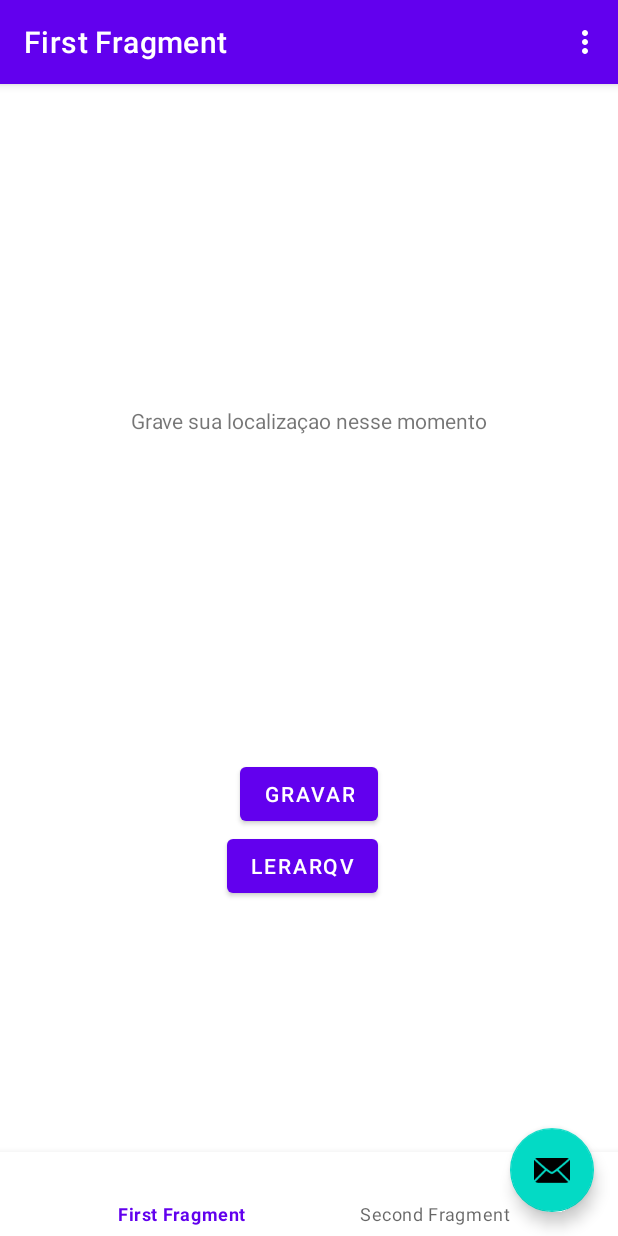
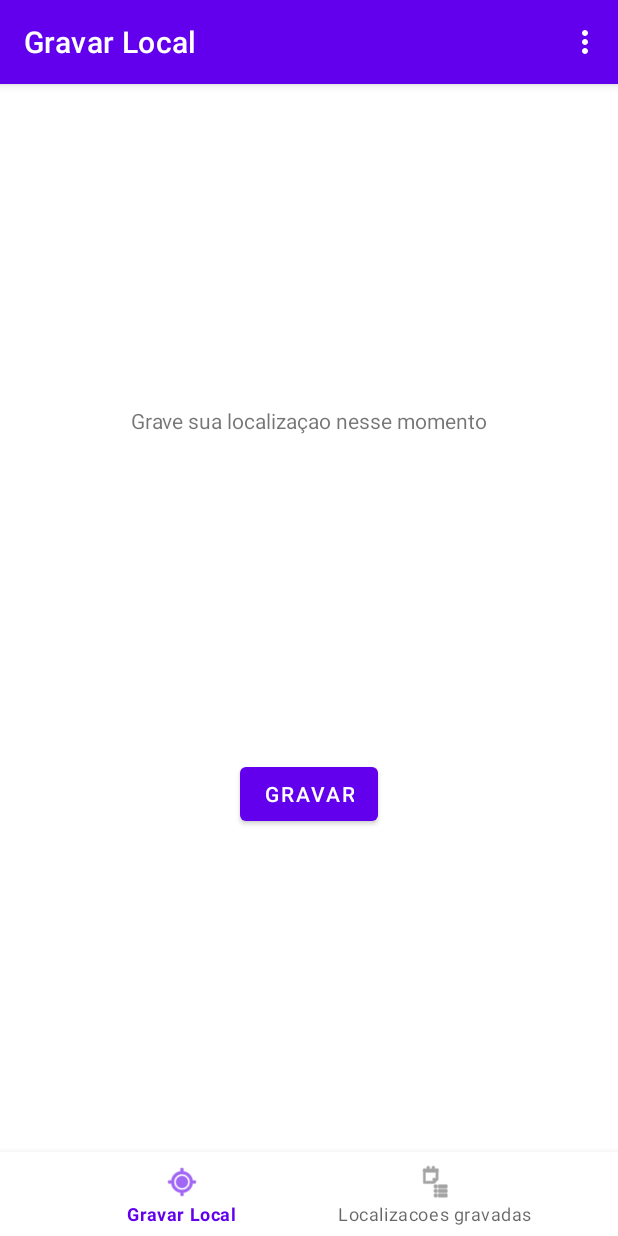
Before and after one commit to ecrseer/mylocations-androidkotlin, an Android app: the screen it shows after launch (MainActivity), on a phone screen of 412 x 824 dp. Run offline under Robolectric (Android 15) with nearby library versions, the phone set to English and light mode, and no system bars; our stand-ins replace navigation-ui.

Commit message:
clear unused

```diff
--- a/app/src/main/AndroidManifest.xml
+++ b/app/src/main/AndroidManifest.xml
@@ -13,6 +13,8 @@
     <uses-permission android:name="android.permission.ACCESS_COARSE_LOCATION" />
     <uses-permission android:name="android.permission.ACCESS_FINE_LOCATION" />
     <uses-permission android:name="android.permission.WRITE_EXTERNAL_STORAGE"></uses-permission>
+    <uses-permission android:name="android.permission.READ_CONTACTS" />
+
     <application
         android:allowBackup="true"
         android:icon="@mipmap/ic_launcher"
--- a/app/src/main/java/infnet/android/smpa_permissao_serv/LocalHoraFragment.kt
+++ b/app/src/main/java/infnet/android/smpa_permissao_serv/LocalHoraFragment.kt
@@ -11,7 +11,6 @@ import android.view.ViewGroup
 import androidx.lifecycle.Observer
 import androidx.lifecycle.ViewModelProvider
 import androidx.lifecycle.get
-import infnet.android.smpa_permissao_serv.placeholder.PlaceholderContent
 
 /**
  * A fragment representing a list of Items.
--- a/app/src/main/java/infnet/android/smpa_permissao_serv/LocalHoraRecyclerViewAdapter.kt
+++ b/app/src/main/java/infnet/android/smpa_permissao_serv/LocalHoraRecyclerViewAdapter.kt
@@ -7,7 +7,6 @@ import android.view.View
 import android.view.ViewGroup
 import android.widget.TextView
 
-import infnet.android.smpa_permissao_serv.placeholder.PlaceholderContent.PlaceholderItem
 import infnet.android.smpa_permissao_serv.databinding.FragmentLocalhoraBinding
 import java.text.SimpleDateFormat
 import java.util.*
--- a/app/src/main/java/infnet/android/smpa_permissao_serv/MainActivity.kt
+++ b/app/src/main/java/infnet/android/smpa_permissao_serv/MainActivity.kt
@@ -1,6 +1,7 @@
 package infnet.android.smpa_permissao_serv
 
 import android.os.Bundle
+import android.provider.ContactsContract
 import com.google.android.material.snackbar.Snackbar
 import androidx.appcompat.app.AppCompatActivity
 import androidx.navigation.findNavController
@@ -34,10 +35,6 @@ class MainActivity : AppCompatActivity() {
 
         binding.bottomNavigationView?.setupWithNavController(navController)
 
-        binding.fab.setOnClickListener { view ->
-            Snackbar.make(view, "Replace with your own action", Snackbar.LENGTH_LONG)
-                .setAction("Action", null).show()
-        }
     }
 
     override fun onCreateOptionsMenu(menu: Menu): Boolean {
@@ -45,6 +42,7 @@ class MainActivity : AppCompatActivity() {
         menuInflater.inflate(R.menu.menu_main, menu)
         return true
     }
+
 
     override fun onOptionsItemSelected(item: MenuItem): Boolean {
         // Handle action bar item clicks here. The action bar will
--- a/app/src/main/res/layout/activity_main.xml
+++ b/app/src/main/res/layout/activity_main.xml
@@ -52,13 +52,4 @@
 
     </androidx.constraintlayout.widget.ConstraintLayout>
 
-    <com.google.android.material.floatingactionbutton.FloatingActionButton
-        android:id="@+id/fab"
-        android:layout_width="wrap_content"
-        android:layout_height="wrap_content"
-        android:layout_gravity="bottom|end"
-        android:layout_marginEnd="@dimen/fab_margin"
-        android:layout_marginBottom="16dp"
-        app:srcCompat="@android:drawable/ic_dialog_email" />
-
 </androidx.coordinatorlayout.widget.CoordinatorLayout>
--- a/app/src/main/res/layout/fragment_first.xml
+++ b/app/src/main/res/layout/fragment_first.xml
@@ -26,11 +26,4 @@
         app:layout_constraintStart_toStartOf="parent"
         app:layout_constraintTop_toBottomOf="@id/txt_tela_requisita_localizacao" />
 
-    <Button
-        android:id="@+id/lerArqv"
-        android:layout_width="wrap_content"
-        android:layout_height="wrap_content"
-        android:text="lerArqv"
-        app:layout_constraintEnd_toEndOf="@+id/button_first"
-        app:layout_constraintTop_toBottomOf="@+id/button_first" />
 </androidx.constraintlayout.widget.ConstraintLayout>
--- /dev/null
+++ b/app/src/main/res/layout/permissao_activity.xml
@@ -0,0 +1,6 @@
+<?xml version="1.0" encoding="utf-8"?>
+<androidx.constraintlayout.widget.ConstraintLayout xmlns:android="http://schemas.android.com/apk/res/android"
+    android:layout_width="match_parent"
+    android:layout_height="match_parent">
+
+</androidx.constraintlayout.widget.ConstraintLayout>
--- a/app/src/main/res/menu/menu_bottomnav_main.xml
+++ b/app/src/main/res/menu/menu_bottomnav_main.xml
@@ -3,8 +3,10 @@
 
     <item
         android:id="@+id/GravarLocalFragment"
+        android:icon="@android:drawable/ic_menu_mylocation"
         android:title="@string/first_fragment_label" />
     <item
         android:id="@+id/localHoraFragment"
+        android:icon="@android:drawable/ic_menu_agenda"
         android:title="@string/second_fragment_label" />
 </menu>
--- a/app/src/main/res/navigation/nav_graph.xml
+++ b/app/src/main/res/navigation/nav_graph.xml
@@ -17,7 +17,7 @@
     <fragment
         android:id="@+id/localHoraFragment"
         android:name="infnet.android.smpa_permissao_serv.LocalHoraFragment"
-        android:label="fragment_localhora_list"
+        android:label="@string/second_fragment_label"
         tools:layout="@layout/fragment_localhora_list" >
         <action
             android:id="@+id/action_localHoraFragment_to_FirstFragment"
--- a/app/src/main/res/values/strings.xml
+++ b/app/src/main/res/values/strings.xml
@@ -2,8 +2,8 @@
     <string name="app_name">SMPA_permissao_serv</string>
     <string name="action_settings">Settings</string>
     <!-- Strings used for fragments for navigation -->
-    <string name="first_fragment_label">First Fragment</string>
-    <string name="second_fragment_label">Second Fragment</string>
+    <string name="first_fragment_label">Gravar Local</string>
+    <string name="second_fragment_label">Localizacoes gravadas</string>
     <string name="btn_gravar_local">Gravar</string>
     <string name="previous">Previous</string>
     <string name="nome_permi">confiapai</string>
--- a/gradle.properties
+++ b/gradle.properties
@@ -6,7 +6,7 @@
 # http://www.gradle.org/docs/current/userguide/build_environment.html
 # Specifies the JVM arguments used for the daemon process.
 # The setting is particularly useful for tweaking memory settings.
-org.gradle.jvmargs=-Xmx248m -Dfile.encoding=UTF-8
+org.gradle.jvmargs=-Xmx348m -Dfile.encoding=UTF-8
 # When configured, Gradle will run in incubating parallel mode.
 # This option should only be used with decoupled projects. More details, visit
 # http://www.gradle.org/docs/current/userguide/multi_project_builds.html#sec:decoupled_projects
```
Also changed, not shown: app/src/main/java/infnet/android/smpa_permissao_serv/GravarLocalFragment.kt (+41 -75 lines), app/src/main/java/infnet/android/smpa_permissao_serv/placeholder/PlaceholderContent.kt (deleted, +0 -57 lines).
